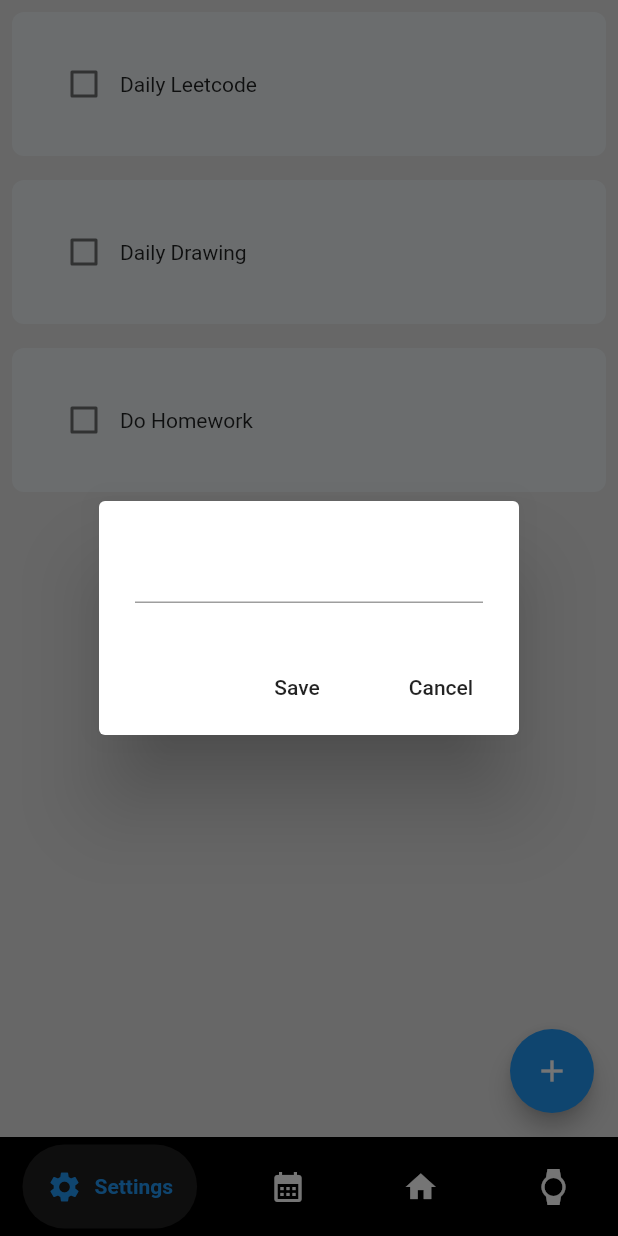
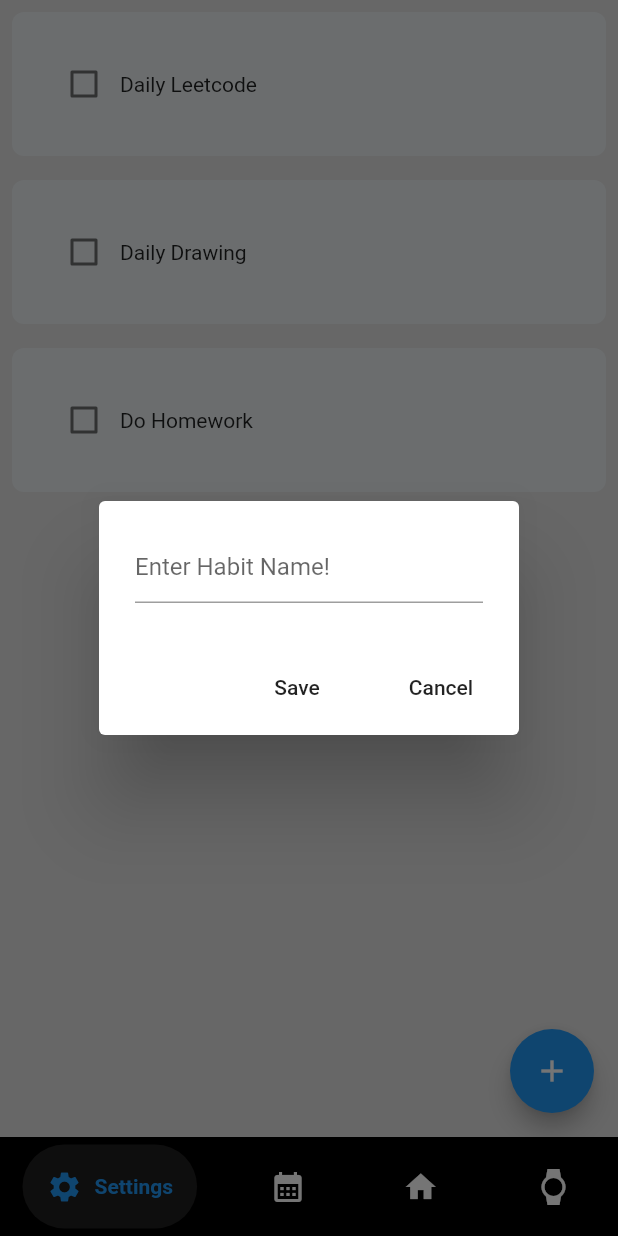
Before and after one commit to Lagrossa/COSC_4319, a Flutter app: the TrackerScreen screen opened by its route, after a tap on the "add" icon, on a phone screen of 412 x 824 dp. Run offline on Flutter 3.47's test engine with Material 2 defaults, Android fonts, the phone set to English and light mode, and no system bars; drawn by our look-alikes of flutter_slidable, google_nav_bar; our stand-ins replace firebase_auth, firebase_core; accounts and stored records are empty.

Commit message:
Finalized habit tracker for progress check

```diff
--- a/lib/Features/User_Auth/Presentation/Pages/tracker_page.dart
+++ b/lib/Features/User_Auth/Presentation/Pages/tracker_page.dart
@@ -33,6 +33,7 @@ class _TrackerScreenState extends State<TrackerScreen> {
       builder: (context) {
         return AlertboxDialog(
           controller: newHabitNameController,
+          hintText: 'Enter Habit Name!',
           save: saveNewHabit,
           cancel: cancelHabitBox,
         );
@@ -59,6 +60,7 @@ class _TrackerScreenState extends State<TrackerScreen> {
       builder: (context) {
         return AlertboxDialog(
           controller: newHabitNameController,
+          hintText: habitList[index][0],
           save: () => saveExistingHabit(index),
           cancel: cancelHabitBox,
         );
--- a/lib/components/alertbox_dialog.dart
+++ b/lib/components/alertbox_dialog.dart
@@ -4,17 +4,24 @@ class AlertboxDialog extends StatelessWidget {
   final controller;
   final VoidCallback save;
   final VoidCallback cancel;
-  const AlertboxDialog(
-      {super.key,
-      required this.controller,
-      required this.save,
-      required this.cancel});
+  final String hintText;
+
+  const AlertboxDialog({
+    super.key,
+    required this.controller,
+    required this.save,
+    required this.cancel,
+    required this.hintText,
+  });
 
   @override
   Widget build(BuildContext context) {
     return AlertDialog(
       content: TextField(
         controller: controller,
+        decoration: InputDecoration(
+          hintText: hintText,
+        ),
       ),
       actions: [
         MaterialButton(onPressed: save, child: Text('Save')),
```
